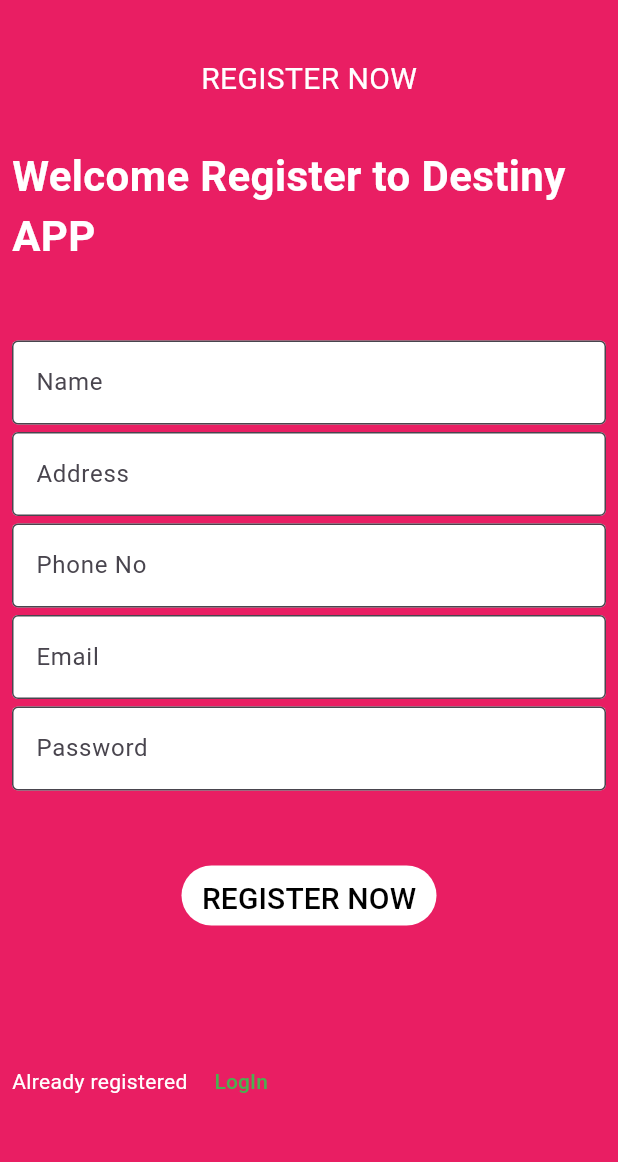
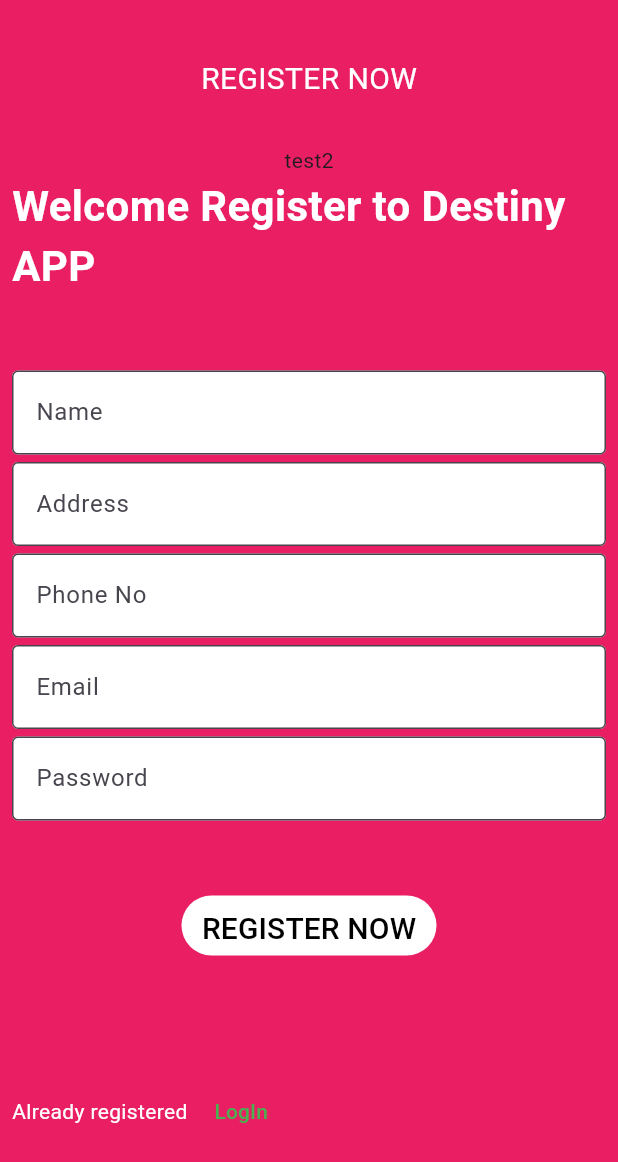
Before and after one commit to yasminazeez12/dream_destiny, a Flutter app: the Register screen opened directly, on a phone screen of 412 x 824 dp. Shown: the top 1162 px of the screen. Run offline on Flutter 3.47's test engine with Material 3 defaults, Android fonts, the light colour scheme and no system bars; our stand-ins replace cloud_firestore, firebase_auth, firebase_core, firebase_storage, get, image_picker; accounts and stored records are empty.

```diff
--- a/lib/login_Signp/register.dart
+++ b/lib/login_Signp/register.dart
@@ -44,6 +44,7 @@ class _RegisterState extends State<Register> {
                     ),
                   ),
                 ),
+                Text("test2"),
                 Text("Welcome Register to Destiny APP",style: TextStyle(fontSize: 28,fontWeight: FontWeight.bold,color: Colors.white),),
 
                 SizedBox(height: 50,),
```
